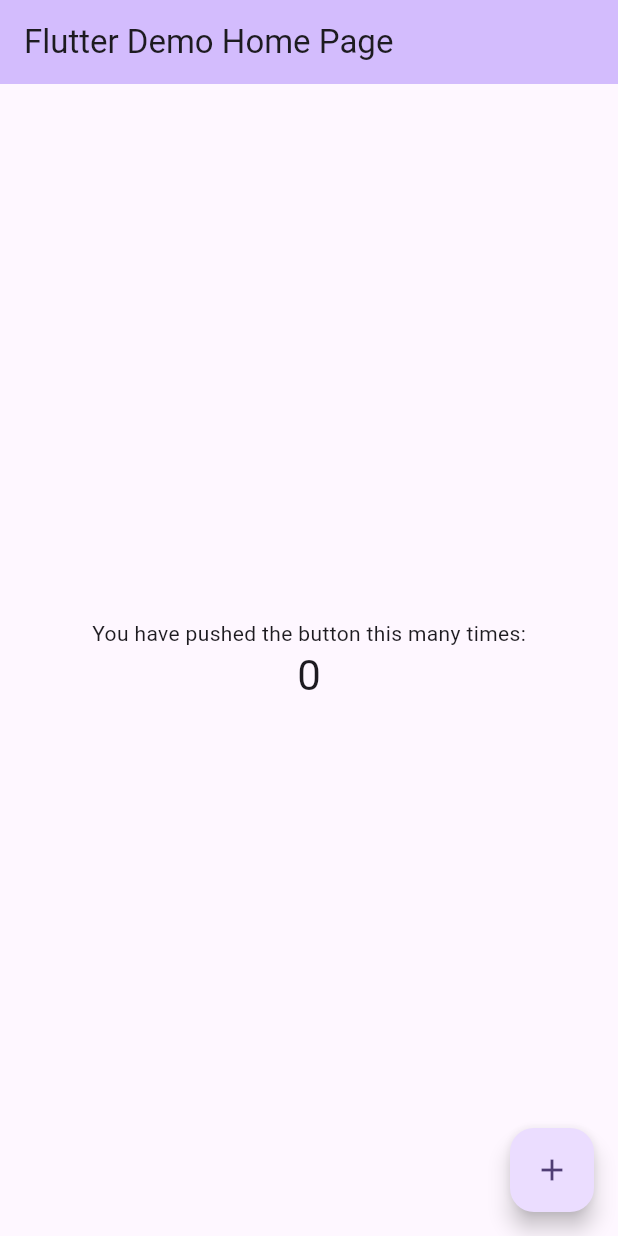
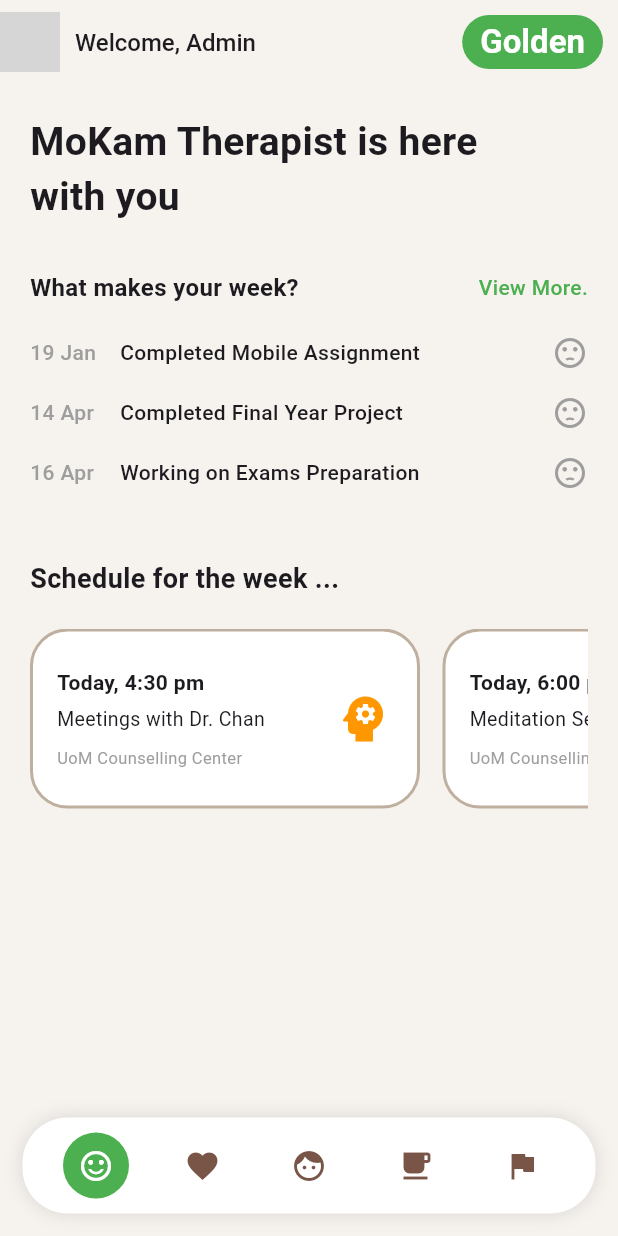
Before and after one commit to Steeve15/Assignment-MoKAM, a Flutter app: the screen it shows after launch, on a phone screen of 412 x 824 dp. Run offline on Flutter 3.47's test engine with Material 3 defaults, Android fonts, the phone set to English and light mode, and no system bars; grey boxes are pictures that could not be loaded.

Commit message:
dashboard implemented

```diff
--- /dev/null
+++ b/lib/home_page.dart
@@ -0,0 +1,274 @@
+import 'package:flutter/material.dart';
+import 'widgets/bottom_navbar.dart';
+import 'setting_page.dart'; // ADD THIS IMPORT
+
+class HomePage extends StatefulWidget {
+  final bool isDarkMode;
+  final VoidCallback onSettingsPressed;
+
+  const HomePage({
+    super.key,
+    required this.isDarkMode,
+    required this.onSettingsPressed,
+  });
+
+  @override
+  State<HomePage> createState() => _HomePageState();
+}
+
+class _HomePageState extends State<HomePage> {
+  final Color primaryGreen = const Color(0xFF4CAF50);
+  final Color lightBackground = const Color(0xFFF6F3EF);
+  int _selectedIndex = 0;
+
+  final List<Map<String, String>> schedules = [
+    {"date": "19 Jan", "title": "Completed Mobile Assignment"},
+    {"date": "14 Apr", "title": "Completed Final Year Project"},
+    {"date": "16 Apr", "title": "Working on Exams Preparation"},
+    {"date": "20 Apr", "title": "Prepare Dissertation"},
+    {"date": "25 Apr", "title": "Submit Internship Report"},
+
+  ];
+
+  int visibleItems = 3;
+  bool isExpanded = false;
+
+  void toggleView() {
+    setState(() {
+      if (isExpanded) {
+        visibleItems = 3;
+      } else {
+        visibleItems = schedules.length;
+      }
+      isExpanded = !isExpanded;
+    });
+  }
+
+  @override
+  Widget build(BuildContext context) {
+    final isDark = Theme.of(context).brightness == Brightness.dark;
+
+    return Scaffold(
+      backgroundColor: isDark ? null : lightBackground,
+
+      appBar: AppBar(
+        backgroundColor: Colors.transparent,
+        elevation: 0,
+        titleSpacing: 0,
+        title: Row(
+          children: [
+            const CircleAvatar(
+              radius: 20,
+              backgroundImage: AssetImage("assets/avatar.png"),
+            ),
+            const SizedBox(width: 10),
+            const Text(
+              "Welcome, Admin",
+              style: TextStyle(
+                fontSize: 16,
+                fontWeight: FontWeight.w500,
+              ),
+            ),
+            const Spacer(),
+            Container(
+              padding: const EdgeInsets.symmetric(horizontal: 12, vertical: 4),
+              decoration: BoxDecoration(
+                color: primaryGreen,
+                borderRadius: BorderRadius.circular(20),
+              ),
+              child: const Text(
+                "Golden",
+                style: TextStyle(
+                  color: Colors.white,
+                  fontWeight: FontWeight.w600,
+                ),
+              ),
+            ),
+            const SizedBox(width: 10),
+          ],
+        ),
+      ),
+
+      body: SingleChildScrollView(
+        child: Padding(
+          padding: const EdgeInsets.symmetric(horizontal: 20),
+          child: Column(
+            crossAxisAlignment: CrossAxisAlignment.start,
+            children: [
+              const SizedBox(height: 20),
+              const Text(
+                "MoKam Therapist is here\nwith you",
+                style: TextStyle(
+                  fontSize: 26,
+                  fontWeight: FontWeight.bold,
+                ),
+              ),
+              const SizedBox(height: 30),
+              Row(
+                mainAxisAlignment: MainAxisAlignment.spaceBetween,
+                children: [
+                  const Text(
+                    "What makes your week?",
+                    style: TextStyle(
+                      fontSize: 16,
+                      fontWeight: FontWeight.w600,
+                    ),
+                  ),
+                  GestureDetector(
+                    onTap: toggleView,
+                    child: Text(
+                      isExpanded ? "View Less." : "View More.",
+                      style: TextStyle(
+                        fontSize: 14,
+                        color: primaryGreen,
+                        fontWeight: FontWeight.w500,
+                      ),
+                    ),
+                  ),
+                ],
+              ),
+              const SizedBox(height: 20),
+              Column(
+                children: List.generate(
+                  visibleItems,
+                  (index) => Padding(
+                    padding: const EdgeInsets.only(bottom: 16),
+                    child: _buildItem(
+                      schedules[index]["date"]!,
+                      schedules[index]["title"]!,
+                    ),
+                  ),
+                ),
+              ),
+              const SizedBox(height: 30),
+              const Text(
+                "Schedule for the week ...",
+                style: TextStyle(
+                  fontSize: 18,
+                  fontWeight: FontWeight.w600,
+                ),
+              ),
+              const SizedBox(height: 20),
+              SizedBox(
+                height: 120,
+                child: ListView(
+                  scrollDirection: Axis.horizontal,
+                  children: [
+                    _scheduleCard("Today, 4:30 pm", "Meetings with Dr. Chan"),
+                    _scheduleCard("Today, 6:00 pm", "Meditation Session"),
+                    _scheduleCard("Tomorrow, 2:00 pm", "Therapy Consultation"),
+                  ],
+                ),
+              ),
+              const SizedBox(height: 40),
+            ],
+          ),
+        ),
+      ),
+
+      bottomNavigationBar: BottomNavBar(
+        currentIndex: _selectedIndex,
+        onTap: (index) {
+          setState(() {
+            _selectedIndex = index;
+          });
+
+          // UPDATED: Direct navigation to settings page when flag icon (index 4) is tapped
+          if (index == 4) {
+            Navigator.push(
+              context,
+              MaterialPageRoute(
+                builder: (context) => SettingPage(
+                  isDarkMode: widget.isDarkMode,
+                  onThemeChanged: (bool value) {
+                    // This will be handled by the parent widget
+                    widget.onSettingsPressed();
+                  },
+                ),
+              ),
+            );
+          }
+        },
+      ),
+    );
+  }
+
+  Widget _buildItem(String date, String text) {
+    return Row(
+      children: [
+        SizedBox(
+          width: 60,
+          child: Text(
+            date,
+            style: const TextStyle(
+              color: Colors.grey,
+              fontWeight: FontWeight.w500,
+            ),
+          ),
+        ),
+        Expanded(
+          child: Text(
+            text,
+            style: const TextStyle(
+              fontWeight: FontWeight.w500,
+            ),
+          ),
+        ),
+        const Icon(
+          Icons.sentiment_dissatisfied,
+          color: Colors.grey,
+        ),
+      ],
+    );
+  }
+
+  Widget _scheduleCard(String time, String title) {
+    return Container(
+      width: 260,
+      margin: const EdgeInsets.only(right: 15),
+      padding: const EdgeInsets.all(16),
+      decoration: BoxDecoration(
+        color: Colors.white,
+        borderRadius: BorderRadius.circular(25),
+        border: Border.all(
+          color: const Color(0xFFBFAF9E),
+          width: 2,
+        ),
+      ),
+      child: Row(
+        children: [
+          Expanded(
+            child: Column(
+              crossAxisAlignment: CrossAxisAlignment.start,
+              mainAxisAlignment: MainAxisAlignment.center,
+              children: [
+                Text(
+                  time,
+                  style: const TextStyle(
+                    fontWeight: FontWeight.bold,
+                    fontSize: 14,
+                  ),
+                ),
+                const SizedBox(height: 5),
+                Text(
+                  title,
+                  style: const TextStyle(fontSize: 13),
+                ),
+                const SizedBox(height: 8),
+                const Text(
+                  "UoM Counselling Center",
+                  style: TextStyle(fontSize: 11, color: Colors.grey),
+                ),
+              ],
+            ),
+          ),
+          const Icon(
+            Icons.psychology,
+            size: 40,
+            color: Colors.orange,
+          ),
+        ],
+      ),
+    );
+  }
+}
--- a/lib/main.dart
+++ b/lib/main.dart
@@ -1,122 +1,64 @@
 import 'package:flutter/material.dart';
+import 'home_page.dart';
+import 'setting_page.dart';
 
 void main() {
   runApp(const MyApp());
 }
 
-class MyApp extends StatelessWidget {
+class MyApp extends StatefulWidget {
   const MyApp({super.key});
 
-  // This widget is the root of your application.
   @override
-  Widget build(BuildContext context) {
-    return MaterialApp(
-      title: 'Flutter Demo',
-      theme: ThemeData(
-        // This is the theme of your application.
-        //
-        // TRY THIS: Try running your application with "flutter run". You'll see
-        // the application has a purple toolbar. Then, without quitting the app,
-        // try changing the seedColor in the colorScheme below to Colors.green
-        // and then invoke "hot reload" (save your changes or press the "hot
-        // reload" button in a Flutter-supported IDE, or press "r" if you used
-        // the command line to start the app).
-        //
-        // Notice that the counter didn't reset back to zero; the application
-        // state is not lost during the reload. To reset the state, use hot
-        // restart instead.
-        //
-        // This works for code too, not just values: Most code changes can be
-        // tested with just a hot reload.
-        colorScheme: ColorScheme.fromSeed(seedColor: Colors.deepPurple),
-      ),
-      home: const MyHomePage(title: 'Flutter Demo Home Page'),
-    );
-  }
+  State<MyApp> createState() => _MyAppState();
 }
 
-class MyHomePage extends StatefulWidget {
-  const MyHomePage({super.key, required this.title});
+class _MyAppState extends State<MyApp> {
+  bool isDarkMode = false;
 
-  // This widget is the home page of your application. It is stateful, meaning
-  // that it has a State object (defined below) that contains fields that affect
-  // how it looks.
-
-  // This class is the configuration for the state. It holds the values (in this
-  // case the title) provided by the parent (in this case the App widget) and
-  // used by the build method of the State. Fields in a Widget subclass are
-  // always marked "final".
-
-  final String title;
-
-  @override
-  State<MyHomePage> createState() => _MyHomePageState();
-}
-
-class _MyHomePageState extends State<MyHomePage> {
-  int _counter = 0;
-
-  void _incrementCounter() {
+  void toggleTheme(bool value) {
     setState(() {
-      // This call to setState tells the Flutter framework that something has
-      // changed in this State, which causes it to rerun the build method below
-      // so that the display can reflect the updated values. If we changed
-      // _counter without calling setState(), then the build method would not be
-      // called again, and so nothing would appear to happen.
-      _counter++;
+      isDarkMode = value;
     });
   }
 
   @override
   Widget build(BuildContext context) {
-    // This method is rerun every time setState is called, for instance as done
-    // by the _incrementCounter method above.
-    //
-    // The Flutter framework has been optimized to make rerunning build methods
-    // fast, so that you can just rebuild anything that needs updating rather
-    // than having to individually change instances of widgets.
-    return Scaffold(
-      appBar: AppBar(
-        // TRY THIS: Try changing the color here to a specific color (to
-        // Colors.amber, perhaps?) and trigger a hot reload to see the AppBar
-        // change color while the other colors stay the same.
-        backgroundColor: Theme.of(context).colorScheme.inversePrimary,
-        // Here we take the value from the MyHomePage object that was created by
-        // the App.build method, and use it to set our appbar title.
-        title: Text(widget.title),
-      ),
-      body: Center(
-        // Center is a layout widget. It takes a single child and positions it
-        // in the middle of the parent.
-        child: Column(
-          // Column is also a layout widget. It takes a list of children and
-          // arranges them vertically. By default, it sizes itself to fit its
-          // children horizontally, and tries to be as tall as its parent.
-          //
-          // Column has various properties to control how it sizes itself and
-          // how it positions its children. Here we use mainAxisAlignment to
-          // center the children vertically; the main axis here is the vertical
-          // axis because Columns are vertical (the cross axis would be
-          // horizontal).
-          //
-          // TRY THIS: Invoke "debug painting" (choose the "Toggle Debug Paint"
-          // action in the IDE, or press "p" in the console), to see the
-          // wireframe for each widget.
-          mainAxisAlignment: MainAxisAlignment.center,
-          children: <Widget>[
-            const Text('You have pushed the button this many times:'),
-            Text(
-              '$_counter',
-              style: Theme.of(context).textTheme.headlineMedium,
-            ),
-          ],
+    return MaterialApp(
+      debugShowCheckedModeBanner: false,
+      themeMode: isDarkMode ? ThemeMode.dark : ThemeMode.light,
+      theme: ThemeData(
+        brightness: Brightness.light,
+        primaryColor: const Color(0xFF4CAF50),
+        scaffoldBackgroundColor: const Color(0xFFF6F3EF),
+        appBarTheme: const AppBarTheme(
+          backgroundColor: Colors.transparent,
+          elevation: 0,
         ),
       ),
-      floatingActionButton: FloatingActionButton(
-        onPressed: _incrementCounter,
-        tooltip: 'Increment',
-        child: const Icon(Icons.add),
-      ), // This trailing comma makes auto-formatting nicer for build methods.
+      darkTheme: ThemeData(
+        brightness: Brightness.dark,
+        primaryColor: const Color(0xFF4CAF50),
+        scaffoldBackgroundColor: const Color(0xFF121212),
+        appBarTheme: const AppBarTheme(
+          backgroundColor: Colors.transparent,
+          elevation: 0,
+        ),
+      ),
+      home: HomePage(
+        isDarkMode: isDarkMode,
+        onSettingsPressed: () {
+          Navigator.push(
+            context,
+            MaterialPageRoute(
+              builder: (_) => SettingPage(
+                isDarkMode: isDarkMode,
+                onThemeChanged: toggleTheme,
+              ),
+            ),
+          );
+        },
+      ),
     );
   }
 }
--- /dev/null
+++ b/lib/widgets/bottom_navbar.dart
@@ -0,0 +1,71 @@
+import 'package:flutter/material.dart';
+
+class BottomNavBar extends StatelessWidget {
+
+  final int currentIndex;
+  final Function(int) onTap;
+
+  const BottomNavBar({
+    super.key,
+    required this.currentIndex,
+    required this.onTap,
+  });
+
+  @override
+  Widget build(BuildContext context) {
+
+    return Container(
+      margin: const EdgeInsets.all(15),
+      padding: const EdgeInsets.symmetric(vertical: 10),
+
+      decoration: BoxDecoration(
+        color: Colors.white,
+        borderRadius: BorderRadius.circular(30),
+
+        boxShadow: const [
+          BoxShadow(
+            blurRadius: 10,
+            color: Colors.black12,
+          )
+        ],
+      ),
+
+      child: Row(
+        mainAxisAlignment: MainAxisAlignment.spaceEvenly,
+
+        children: [
+
+          _navItem(Icons.sentiment_satisfied_alt, 0),
+          _navItem(Icons.favorite, 1),
+          _navItem(Icons.face, 2),
+          _navItem(Icons.local_cafe, 3),
+          _navItem(Icons.flag, 4),
+
+        ],
+      ),
+    );
+  }
+
+  Widget _navItem(IconData icon, int index) {
+
+    final bool isSelected = index == currentIndex;
+
+    return GestureDetector(
+      onTap: () => onTap(index),
+
+      child: Container(
+        padding: const EdgeInsets.all(10),
+
+        decoration: BoxDecoration(
+          color: isSelected ? const Color(0xFF4CAF50) : Colors.transparent,
+          shape: BoxShape.circle,
+        ),
+
+        child: Icon(
+          icon,
+          color: isSelected ? Colors.white : Colors.brown,
+        ),
+      ),
+    );
+  }
+}
```
Also changed, not shown: lib/setting_page.dart (added, +249 -0 lines), pubspec.yaml (+10 -4 lines), assets/Picture 1.png (added).
